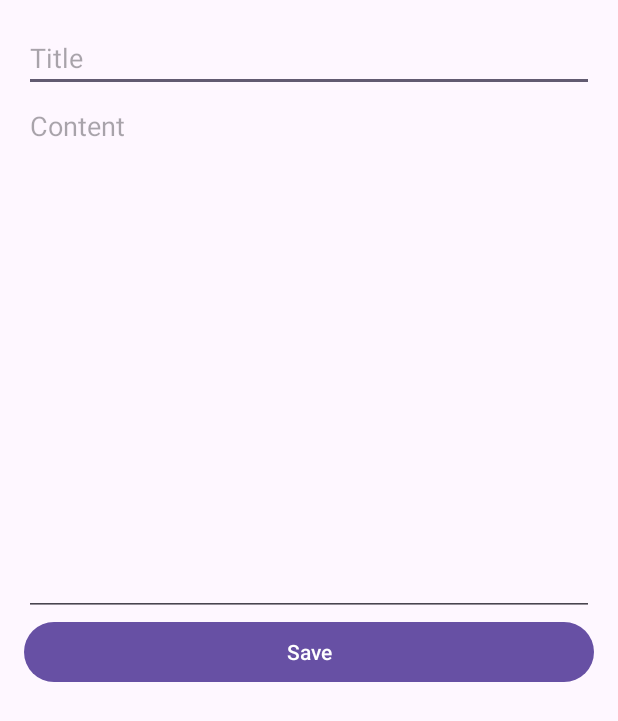
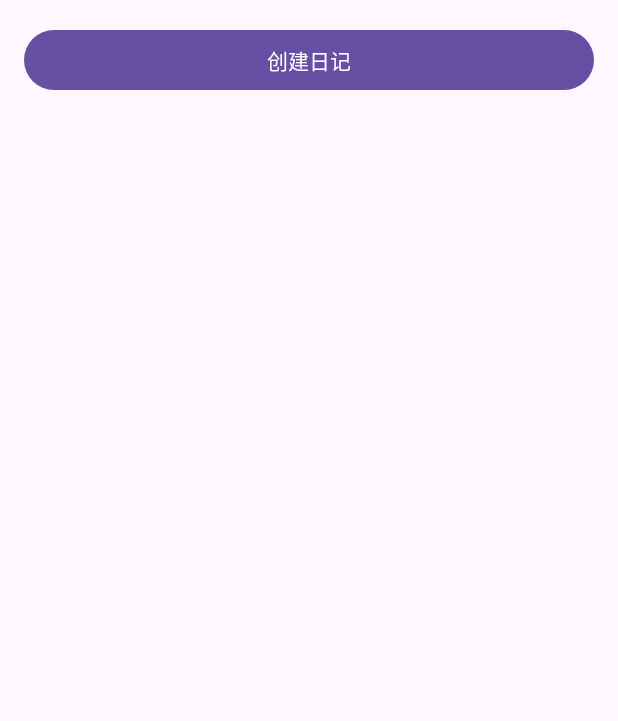
Before and after one commit to dbq0819/diary_112, an Android app: the screen it shows after launch (MainActivity), on a phone screen of 412 x 824 dp. Shown: the top 721 px of the screen. Run offline under Robolectric (Android 15) with nearby library versions, the light colour scheme and no system bars; our stand-ins replace Room's generated code.

Commit message:
Initial commit

```diff
--- a/app/src/main/java/com/example/diary_112/EditActivity.java
+++ b/app/src/main/java/com/example/diary_112/EditActivity.java
@@ -11,7 +11,7 @@ import java.text.SimpleDateFormat;
 import java.util.Date;
 import java.util.Locale;
 
-public class EditActivity extends AppCompatActivity{
+public class EditActivity extends AppCompatActivity {
     private EditText editTextTitle, editTextContent;
     private Button buttonSave;
     private AppDatabase database;
@@ -40,10 +40,6 @@ public class EditActivity extends AppCompatActivity{
         String content = editTextContent.getText().toString();
         long timestamp = System.currentTimeMillis();
 
-        // 生成 monthYear 字段（例如 "2023-10"）
-        SimpleDateFormat sdf = new SimpleDateFormat("yyyy-MM", Locale.getDefault());
-        String monthYear = sdf.format(new Date(timestamp));
-
         final DiaryEntry entry = new DiaryEntry();
         entry.setTitle(title);
         entry.setContent(content);
--- a/app/src/main/java/com/example/diary_112/MainActivity.java
+++ b/app/src/main/java/com/example/diary_112/MainActivity.java
@@ -18,8 +18,7 @@ import java.util.Map;
 import com.example.diary_112.DiaryAdapter;
 
 public class MainActivity extends AppCompatActivity {
-    private EditText editTextTitle, editTextContent;
-    private Button buttonSave;
+    private Button buttonCreate;
     private RecyclerView recyclerView;
     private DiaryAdapter adapter;
     private AppDatabase database;
@@ -29,50 +28,31 @@ public class MainActivity extends AppCompatActivity {
         super.onCreate(savedInstanceState);
         setContentView(R.layout.activity_main);
 
-        editTextTitle = findViewById(R.id.editTextTitle);
-        editTextContent = findViewById(R.id.editTextContent);
-        buttonSave = findViewById(R.id.buttonSave);
+        buttonCreate = findViewById(R.id.buttonCreate);
         recyclerView = findViewById(R.id.recyclerView);
 
         recyclerView.setLayoutManager(new LinearLayoutManager(this));
-        adapter = new DiaryAdapter(null);
+        adapter = new DiaryAdapter(new ArrayList<>());
         recyclerView.setAdapter(adapter);
 
         database = AppDatabase.getInstance(this);
 
-        buttonSave.setOnClickListener(new View.OnClickListener() {
+        // 跳转到编辑页面
+        buttonCreate.setOnClickListener(new View.OnClickListener() {
             @Override
             public void onClick(View v) {
-                saveEntry();
+                Intent intent = new Intent(MainActivity.this, EditActivity.class);
+                startActivity(intent);
             }
         });
 
         loadEntries();
     }
 
-    private void saveEntry() {
-        String title = editTextTitle.getText().toString();
-        String content = editTextContent.getText().toString();
-        long timestamp = System.currentTimeMillis();
-
-        final DiaryEntry entry = new DiaryEntry();
-        entry.setTitle(title);
-        entry.setContent(content);
-        entry.setTimestamp(timestamp);
-
-        new AsyncTask<Void, Void, Void>() {
-            @Override
-            protected Void doInBackground(Void... voids) {
-                database.diaryEntryDao().insert(entry);
-                return null;
-            }
-
-            @Override
-            protected void onPostExecute(Void aVoid) {
-                super.onPostExecute(aVoid);
-                loadEntries();
-            }
-        }.execute();
+    @Override
+    protected void onResume() {
+        super.onResume();
+        loadEntries(); // 每次返回首页时刷新日记列表
     }
 
     private void loadEntries() {
--- a/app/src/main/res/layout/activity_main.xml
+++ b/app/src/main/res/layout/activity_main.xml
@@ -5,29 +5,17 @@
     android:orientation="vertical"
     android:padding="16dp">
 
-    <EditText
-        android:id="@+id/editTextTitle"
+    <!-- 创建日记按钮 -->
+    <Button
+        android:id="@+id/buttonCreate"
         android:layout_width="match_parent"
         android:layout_height="wrap_content"
-        android:hint="Title" />
+        android:text="创建日记"
+        android:layout_marginBottom="16dp" />
 
-    <EditText
-        android:id="@+id/editTextContent"
-        android:layout_width="match_parent"
-        android:layout_height="0dp"
-        android:layout_weight="1"
-        android:hint="Content"
-        android:gravity="top" />
-
-    <Button
-        android:id="@+id/buttonSave"
-        android:layout_width="match_parent"
-        android:layout_height="wrap_content"
-        android:text="Save" />
-
+    <!-- 日记列表 -->
     <androidx.recyclerview.widget.RecyclerView
         android:id="@+id/recyclerView"
         android:layout_width="match_parent"
-        android:layout_height="0dp"
-        android:layout_weight="1" />
+        android:layout_height="match_parent" />
 </LinearLayout>
```
Also changed, not shown: app/src/main/java/com/example/diary_112/DiaryAdapter.java (+7 -1 lines).
